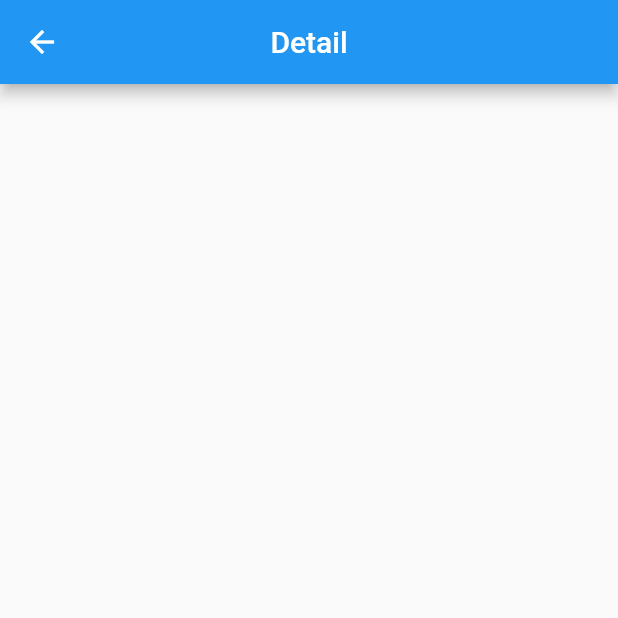
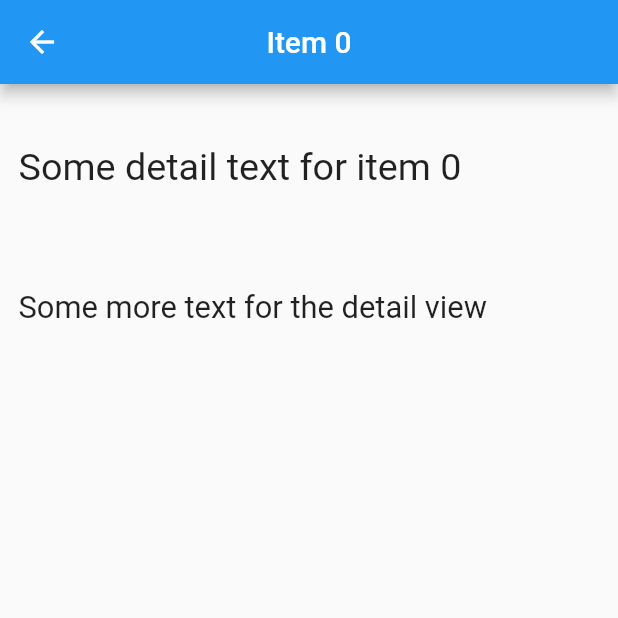
Before and after one commit to Tokenizer94/fanap_challange_flutter, a Flutter app: the DetailPage screen opened directly, on a phone screen of 412 x 824 dp, the top half of it. Run offline on Flutter 3.47's test engine with Material 2 defaults, Android fonts, the phone set to English and light mode, and no system bars; our stand-ins replace flutter_screenutil.

Commit message:
chore: Create detail page. Refactor file placements. Task fully completed.

```diff
--- a/lib/src/presentation/detail/detail_page.dart
+++ b/lib/src/presentation/detail/detail_page.dart
@@ -1,18 +1,20 @@
 import 'package:fanap_challange_flutter/src/presentation/components/responsive_decorator_widget.dart';
 import 'package:fanap_challange_flutter/src/presentation/detail/detail_view_mobile.dart';
+import 'package:fanap_challange_flutter/src/presentation/home/provider/home_provider.dart';
 import 'package:flutter/material.dart';
+import 'package:provider/provider.dart';
 
 class DetailPage extends StatelessWidget {
-  const DetailPage({ Key? key }) : super(key: key);
+  const DetailPage({Key? key}) : super(key: key);
 
   @override
   Widget build(BuildContext context) {
-    //TODO: Remove hardcoded text
-    const String _appbarTitle = 'Detail';
     return Scaffold(
       appBar: AppBar(
         centerTitle: true,
-        title: const Text(_appbarTitle),
+        title: Text(
+          'Item ${context.watch<HomeProvider>().selectedItemIndex}',
+        ),
       ),
       body: const ResponsiveDecoratorWidget(
         mobile: DetailViewMobile(),
--- a/lib/src/presentation/detail/detail_view_mobile.dart
+++ b/lib/src/presentation/detail/detail_view_mobile.dart
@@ -1,12 +1,45 @@
+import 'package:fanap_challange_flutter/src/presentation/home/provider/home_provider.dart';
 import 'package:flutter/material.dart';
+import 'package:flutter_screenutil/flutter_screenutil.dart';
+import 'package:provider/provider.dart';
 
 class DetailViewMobile extends StatelessWidget {
-  const DetailViewMobile({ Key? key }) : super(key: key);
+  const DetailViewMobile({Key? key}) : super(key: key);
 
   @override
   Widget build(BuildContext context) {
-    return Container(
+    //TODO: Replace hardcoded texts
+    final String _detailText1 =
+        'Some detail text for item ${context.watch<HomeProvider>().selectedItemIndex}';
+    const String _detailText2 = 'Some more text for the detail view';
+    return Padding(
+      padding: EdgeInsets.only(
+        top: 0.05.sh,
+        right: 0.03.sw,
+        left: 0.03.sw,
+      ),
+      child: Column(
+        crossAxisAlignment: CrossAxisAlignment.start,
+        children: <Widget>[
+          /// `First text`
+          Text(
+            _detailText1,
+            overflow: TextOverflow.ellipsis,
+            style: TextStyle(
+              fontSize: 22.sp,
+            ),
+          ),
+          SizedBox(height: 0.08.sh),
 
+          /// `Second Text`
+          Text(
+            _detailText2,
+            style: TextStyle(
+              fontSize: 18.sp,
+            ),
+          ),
+        ],
+      ),
     );
   }
 }
--- a/lib/src/presentation/home/home_page.dart
+++ b/lib/src/presentation/home/home_page.dart
@@ -18,7 +18,7 @@ class HomePage extends StatelessWidget {
       body: const ResponsiveDecoratorWidget(
         mobile: HomeViewMobile(),
         tablet: HomeViewTablet(),
-        desktop: HomeViewMobile(),
+        desktop: HomeViewTablet(),
       ),
     );
   }
```
Also changed, not shown: lib/src/presentation/home/home_view_mobile.dart (+2 -34 lines), lib/src/presentation/home/home_view_tablet.dart (+26 -1 lines), lib/src/presentation/home/widgets/list_item_widget.dart (added, +50 -0 lines).
